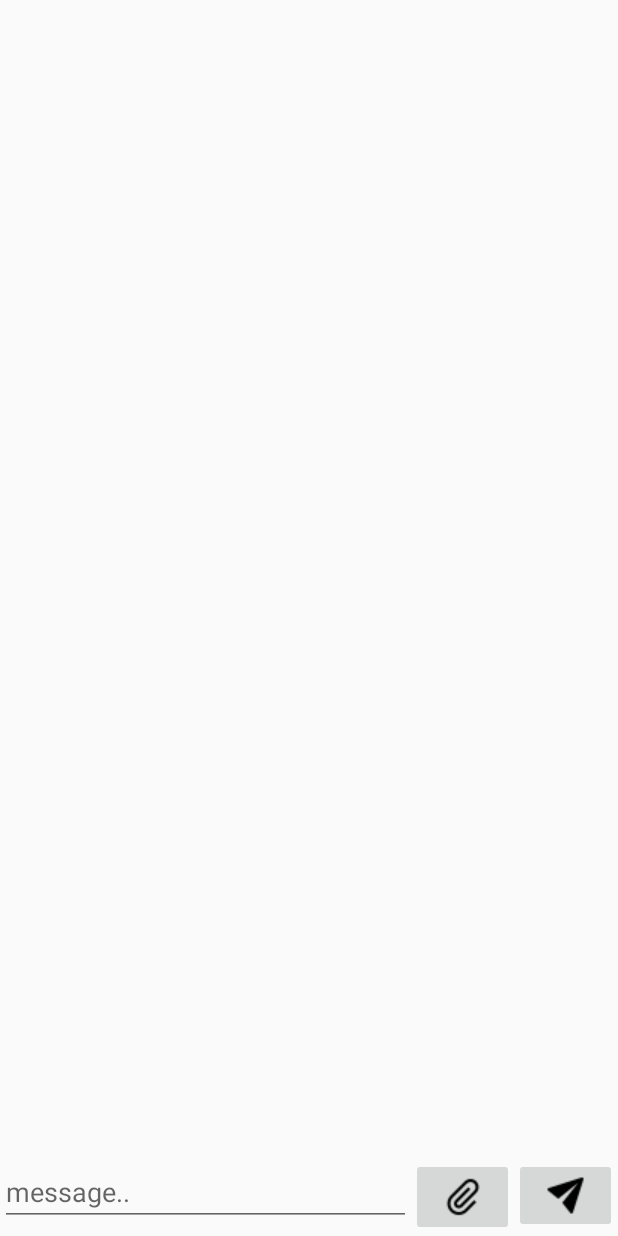
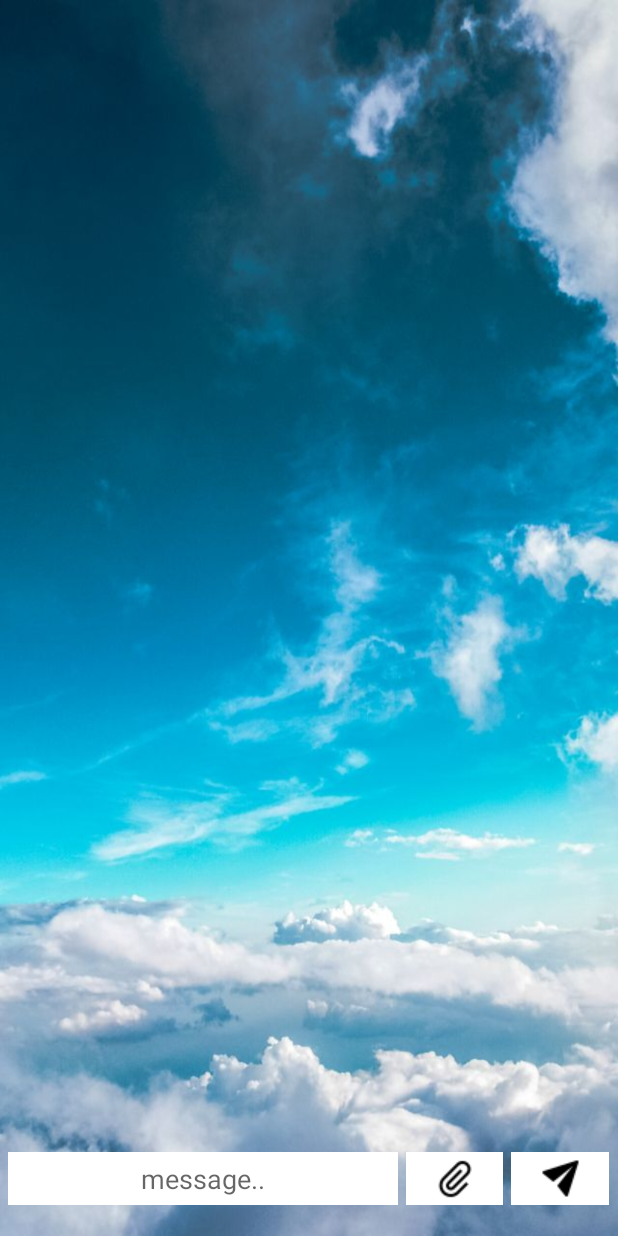
Before and after one commit to vatsalkhemani/Whatsapp, an Android app: the ChatActivity screen opened directly, with no data from a screen before it, on a phone screen of 412 x 824 dp. Run offline under Robolectric (Android 15) with nearby library versions, the phone set to English and light mode, and no system bars; our stand-ins replace Firebase (no records; nobody signed in at launch, a user with empty details on screens opened directly); libraries missing offline, so code that uses them is left out: com.stfalcon.frescoimageviewer; 2 statements that could not run were skipped.

Commit message:
UI/UX done for Chat Activity (very bsaic no left right alignment)

```diff
--- a/app/src/main/java/com/example/whatsapp/Chat/MessageAdapter.java
+++ b/app/src/main/java/com/example/whatsapp/Chat/MessageAdapter.java
@@ -6,6 +6,7 @@ import android.view.LayoutInflater;
 import android.view.View;
 import android.view.ViewGroup;
 import android.widget.Button;
+import android.widget.ImageButton;
 import android.widget.ImageView;
 import android.widget.LinearLayout;
 import android.widget.TextView;
@@ -70,7 +71,7 @@ public class MessageAdapter extends RecyclerView.Adapter<MessageAdapter.MessageV
   class MessageViewHolder extends RecyclerView.ViewHolder{
 
         TextView mMessage,mSender;
-        Button mViewMedia;
+        ImageButton mViewMedia;
 
         public LinearLayout mLayout;
        MessageViewHolder(View view){
--- a/app/src/main/res/layout/activity_chat.xml
+++ b/app/src/main/res/layout/activity_chat.xml
@@ -5,6 +5,7 @@
     android:layout_width="match_parent"
     android:layout_height="match_parent"
     android:id="@+id/relativelayout"
+    android:background="@drawable/chatbg"
     tools:context=".Chat.ChatActivity">
 
     <androidx.recyclerview.widget.RecyclerView
@@ -20,6 +21,7 @@
         android:layout_width="match_parent"
         android:layout_height="wrap_content"
         android:orientation="vertical"
+
         android:id="@+id/sendLayout">
 
         <androidx.recyclerview.widget.RecyclerView
@@ -31,28 +33,36 @@
 
         <LinearLayout
             android:layout_width="match_parent"
-            android:layout_height="wrap_content">
+            android:layout_height="wrap_content"
+            android:layout_marginBottom="15dp"
+            android:padding="5sp">
 
             <EditText
                 android:layout_width="0dp"
                 android:layout_weight="0.8"
-                android:layout_height="wrap_content"
+                android:layout_height="35dp"
+                android:textAlignment="center"
+                android:background="@android:color/white"
                 android:id="@+id/mes"
                 android:hint="message.."/>
 
             <ImageButton
                 android:layout_width="0dp"
+                android:layout_marginLeft="5dp"
                 android:layout_weight="0.2"
                 android:src="@drawable/send_attachment"
-                android:layout_height="wrap_content"
+                android:layout_height="35dp"
+                android:background="@android:color/white"
                 android:text="media"
                 android:id="@+id/addMedia"/>
 
             <ImageButton
                 android:layout_width="0dp"
+                android:layout_marginLeft="5dp"
                 android:src="@drawable/send_message"
+                android:background="@android:color/white"
                 android:layout_weight="0.2"
-                android:layout_height="wrap_content"
+                android:layout_height="35dp"
                 android:text="send"
                 android:id="@+id/send"/>
 
```
Also changed, not shown: app/src/main/res/layout/activity_profile.xml (+5 -4 lines), app/src/main/res/layout/item_message.xml (+8 -5 lines), app/src/main/res/drawable/chatbg.jpeg (added).
